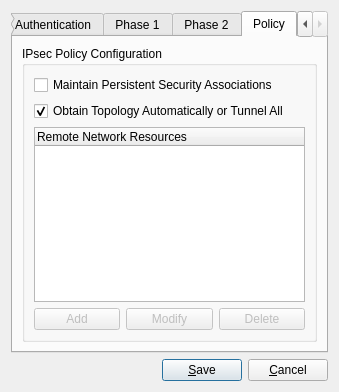
Above: head/source/qikea/site.ui from mkurz/ike before the change. Below: the same form after it.
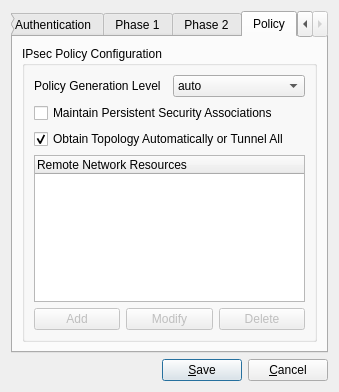
That is the form after the change. The open tabs and pages were chosen to show the change. Icons and pictures are not drawn.

Commit message:
Modify the Qt UI components to support the new IPSEC policy level option. Correct an issue reported by Peter Schauer that caused the local identity properties to be clobbered by the UI when a site configuration using RSA authentication was loaded.
Update the CMakeLists release version to match the version.h value.

Diff of the .ui file:
```diff
--- a/head/source/qikea/site.ui
+++ b/head/source/qikea/site.ui
@@ -2198,10 +2198,48 @@
          <property name="title" >
           <string>IPsec Policy Configuration</string>
          </property>
-         <layout class="QVBoxLayout" >
+         <layout class="QVBoxLayout" name="verticalLayout">
           <item>
-           <widget class="QCheckBox" name="checkBoxPolicyNailed" >
-            <property name="text" >
+           <layout class="QHBoxLayout" name="horizontalLayout">
+            <item>
+             <widget class="QLabel" name="textLabelPolicyLevel">
+              <property name="text">
+               <string>Policy Generation Level</string>
+              </property>
+              <property name="wordWrap">
+               <bool>false</bool>
+              </property>
+             </widget>
+            </item>
+            <item>
+             <widget class="QComboBox" name="comboBoxPolicyLevel">
+              <item>
+               <property name="text">
+                <string>auto</string>
+               </property>
+              </item>
+              <item>
+               <property name="text">
+                <string>require</string>
+               </property>
+              </item>
+              <item>
+               <property name="text">
+                <string>unique</string>
+               </property>
+              </item>
+              <item>
+               <property name="text">
+                <string>shared</string>
+               </property>
+              </item>
+             </widget>
+            </item>
+           </layout>
+          </item>
+          <item>
+           <widget class="QCheckBox" name="checkBoxPolicyNailed">
+            <property name="text">
              <string>Maintain Persistent Security Associations</string>
             </property>
             <property name="checked" >
@@ -2213,8 +2251,8 @@
            </widget>
           </item>
           <item>
-           <widget class="QCheckBox" name="checkBoxPolicyAuto" >
-            <property name="text" >
+           <widget class="QCheckBox" name="checkBoxPolicyAuto">
+            <property name="text">
              <string>Obtain Topology Automatically or Tunnel All</string>
             </property>
             <property name="checked" >
@@ -2226,7 +2264,7 @@
            </widget>
           </item>
           <item>
-           <widget class="QTreeWidget" name="treeWidgetPolicies" >
+           <widget class="QTreeWidget" name="treeWidgetPolicies">
             <column>
              <property name="text" >
               <string>Remote Network Resources</string>
@@ -2235,7 +2273,7 @@
            </widget>
           </item>
           <item>
-           <layout class="QHBoxLayout" >
+           <layout class="QHBoxLayout">
             <item>
              <widget class="QPushButton" name="pushButtonPolicyAdd" >
               <property name="enabled" >
@@ -2294,7 +2332,7 @@
     </widget>
    </item>
    <item>
-    <layout class="QHBoxLayout" >
+    <layout class="QHBoxLayout">
      <item>
       <spacer>
        <property name="orientation" >
```
Left out of the diff: 1275 changed lines with no effect on the pictures. The commit also changes 4 other files.
